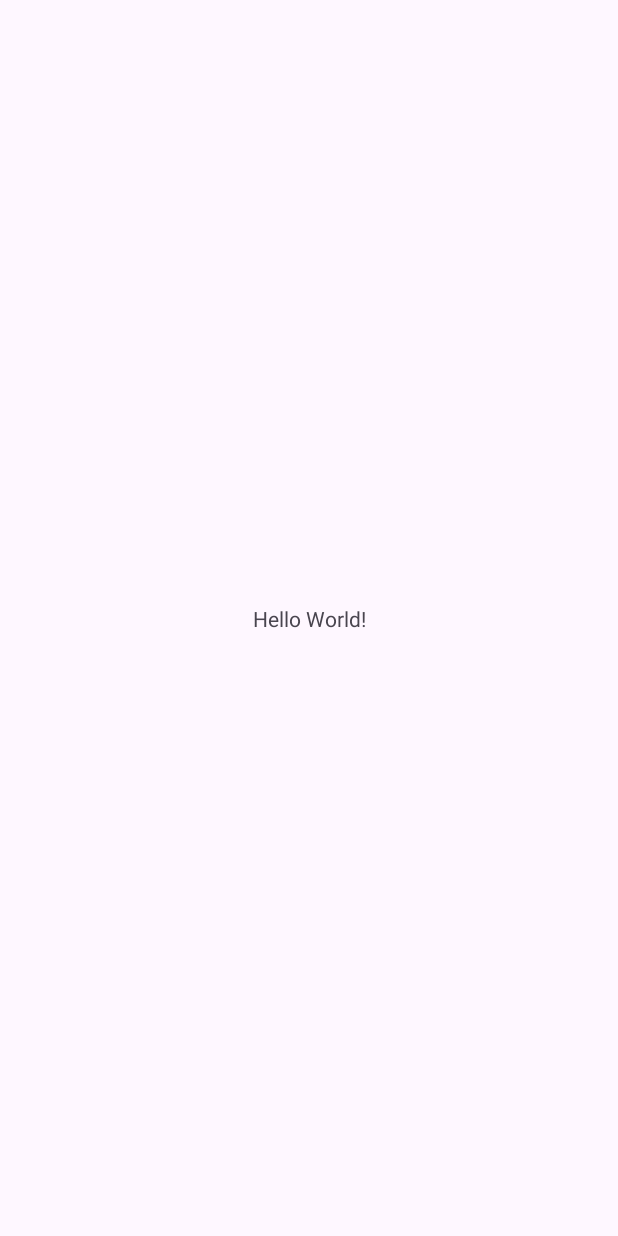
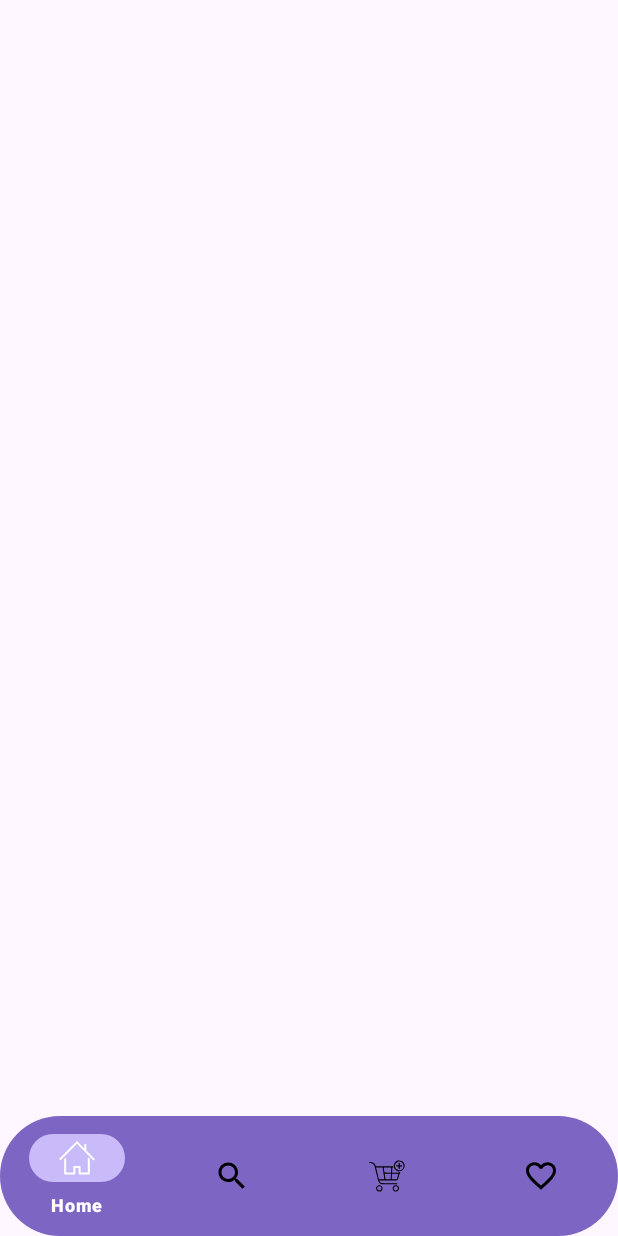
Before and after one commit to devnoorm7md/fake-shope-store, an Android app: the screen it shows after launch (MainActivity), on a phone screen of 412 x 824 dp. Before the commit the screen is almost empty. Run offline under Robolectric (Android 15) with nearby library versions, the phone set to English and light mode, and no system bars.

Commit message:
create home fragment ui

```diff
--- /dev/null
+++ b/app/src/main/res/drawable/navigation_item_color.xml
@@ -0,0 +1,5 @@
+<selector xmlns:android="http://schemas.android.com/apk/res/android">
+    <item android:state_checked="true"
+          android:color="@color/white" />
+    <item android:color="@color/black" />
+</selector>
--- /dev/null
+++ b/app/src/main/res/drawable/navigation_item_text_color.xml
@@ -0,0 +1,5 @@
+<selector xmlns:android="http://schemas.android.com/apk/res/android">
+    <item android:state_checked="true"
+          android:color="@color/white" /> <!-- selected color -->
+    <item android:color="@color/black" /> <!-- unselected color -->
+</selector>
--- a/app/src/main/res/layout/activity_main.xml
+++ b/app/src/main/res/layout/activity_main.xml
@@ -6,13 +6,16 @@
     android:layout_height="match_parent"
     tools:context=".MainActivity">
 
-    <TextView
-        android:layout_width="wrap_content"
+    <com.google.android.material.bottomnavigation.BottomNavigationView
+        android:id="@+id/bottom_navigation"
+        android:layout_width="match_parent"
         android:layout_height="wrap_content"
-        android:text="Hello World!"
+        android:clickable="true"
+        android:focusable="true"
+        style="@style/Widget.Material3.BottomNavigationView.style"
         app:layout_constraintBottom_toBottomOf="parent"
         app:layout_constraintEnd_toEndOf="parent"
         app:layout_constraintStart_toStartOf="parent"
-        app:layout_constraintTop_toTopOf="parent" />
+        app:menu="@menu/bottom_navigation_menu" />
 
 </androidx.constraintlayout.widget.ConstraintLayout>
--- a/app/src/main/res/values/colors.xml
+++ b/app/src/main/res/values/colors.xml
@@ -8,4 +8,5 @@
     <color name="light_blue">#DFF5FE</color>
     <color name="yellow">#FAF1B2</color>
     <color name="rating_color">#FFCC01</color>
+    <color name="primary">#7C65C3</color>
 </resources>
--- a/app/src/main/res/values/strings.xml
+++ b/app/src/main/res/values/strings.xml
@@ -7,4 +7,5 @@
     <string name="search">Search</string>
     <string name="favourite">Favourite</string>
     <string name="cart">Cart</string>
+    <string name="app_bar_text">What item are you\nlooking for?</string>
 </resources>
--- a/app/src/main/res/values/themes.xml
+++ b/app/src/main/res/values/themes.xml
@@ -6,4 +6,24 @@
     </style>
 
     <style name="Theme.FakeShopeStore" parent="Base.Theme.FakeShopeStore" />
+
+    <style name="Widget.Material3.BottomNavigationView.style" parent="Widget.Material3.BottomNavigationView.ActiveIndicator">
+        <item name="android:color">@color/purple</item>
+        <item name="android:background">@color/primary</item>
+        <item name="itemTextColor">@drawable/navigation_item_text_color</item>
+        <item name="itemIconTint">@drawable/navigation_item_color</item>
+        <item name="itemActiveIndicatorStyle">@style/App.Custom.Indicator</item>
+    </style>
+
+    <style name="App.Custom.Indicator" parent="Widget.Material3.BottomNavigationView.ActiveIndicator">
+        <item name="android:color">@color/purple</item>
+    </style>
+
+    <style name="HomeToolBarTitleStyle" parent="@style/TextAppearance.Widget.AppCompat.Toolbar.Title">
+        <item name="android:fontFamily">@font/poppins_black</item>
+        <item name="android:textSize">24sp</item>
+        <item name="android:lines">2</item>
+    </style>
+
+
 </resources>
```
Also changed, not shown: app/src/main/res/layout/fragment_home.xml (added, +33 -0 lines), app/src/main/res/layout/item_home_card.xml (+4 -4 lines).
